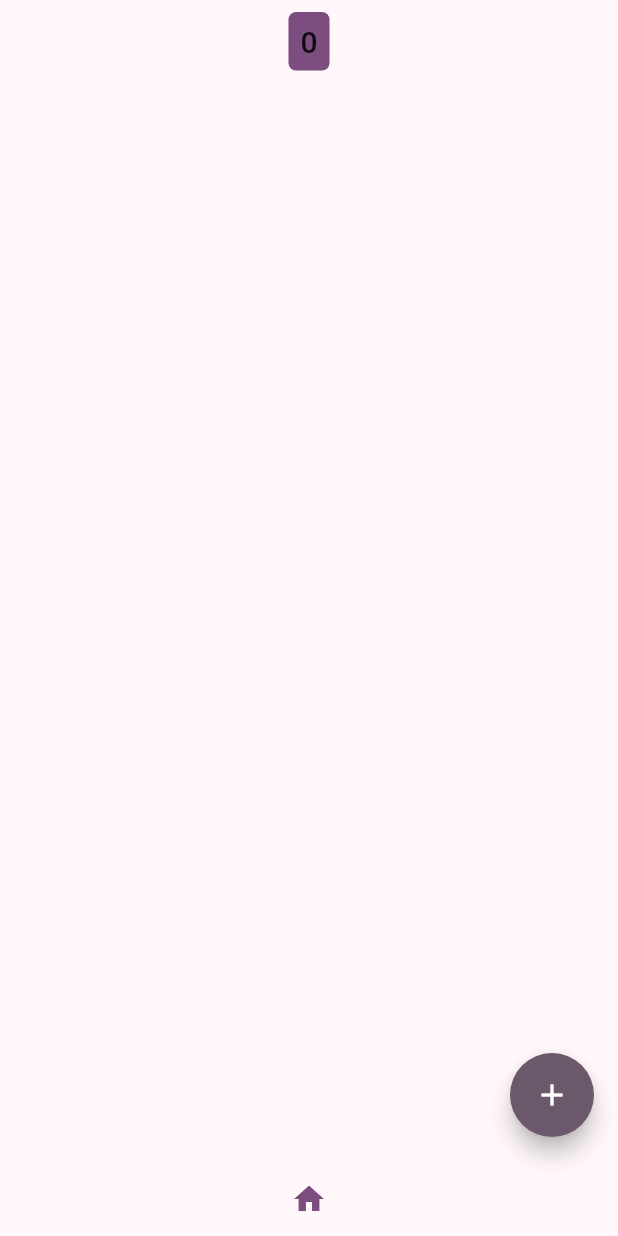
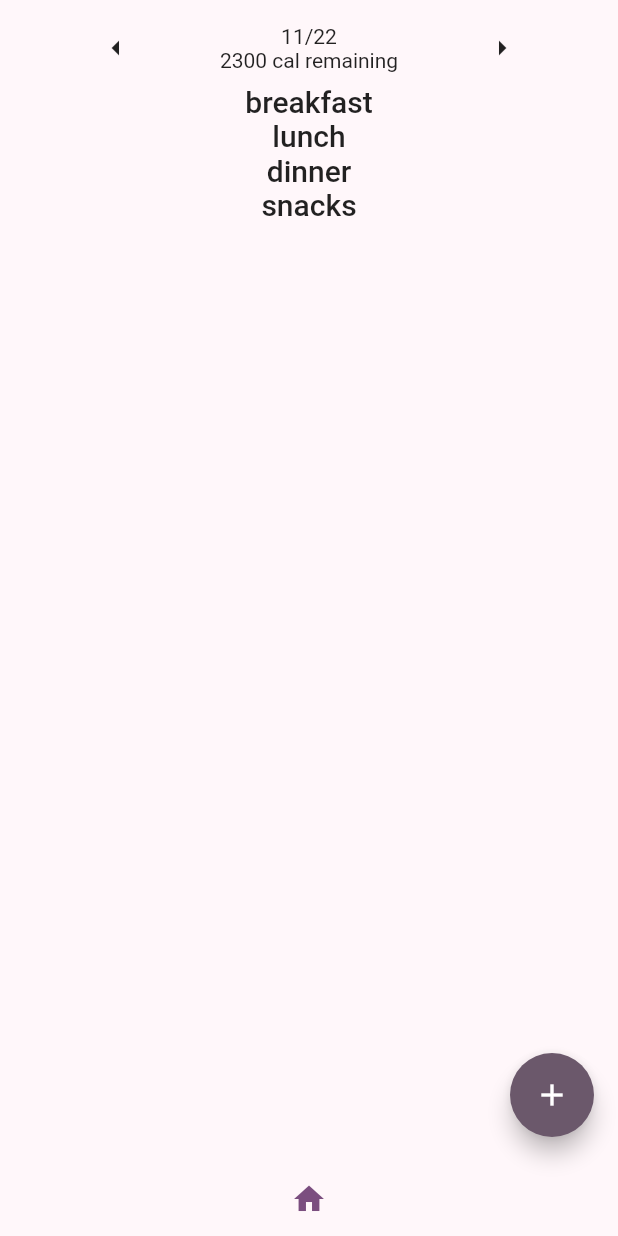
Before and after one commit to apfox500/Perfect-Plate, a Flutter app: the screen it shows after launch, on a phone screen of 412 x 824 dp. Run offline on Flutter 3.47's test engine with Material 2 defaults, Android fonts, the phone set to English and light mode, and no system bars; our stand-ins replace page_transition.

Commit message:
library 11/22

```diff
--- a/perfect_plate/lib/food.dart
+++ b/perfect_plate/lib/food.dart
@@ -58,6 +58,7 @@ class Food {
         "Calories: ${nutritionInfo["Energy"].toString()}\n Protein: ${nutritionInfo["Protein"].toString()}\n Carbs: ${nutritionInfo["Carbohydrate"].toString()}\n Fat: ${nutritionInfo["Total lipid (fat)"].toString()}";
     return ret;
   }
+
   //TODO create a toString
   //multiple versions, total, nutrition overview(simple4 but nice), and serving size based
 }
--- a/perfect_plate/lib/global.dart
+++ b/perfect_plate/lib/global.dart
@@ -1,18 +1,23 @@
+import 'main.dart';
+
 class Global {
   //Where global variables are housed
   //Flutter best practice is to not have actual global variables bc then hacking is easier
   //so we will follow this here
-  int calories;
+  //int calories;
   //TODO: make calories look like below
-  //Map<DateTime, List<List<dynamic>>> calories;//Date and time it was eaten:[[calories eaten, calorie goal],["name of food", calories, grams of protein, grams of carbs, grams of fat]...]
+  late String currentDate;
+  Map<String, List<dynamic>> calories =
+      {}; //Date :[calories eaten, calorie goal {"name of food":  [calories, grams of protein, grams of carbs, grams of fat]...]
   //Some helpful things for dealing with nulls and null checks(happens with maps a lot)
   //When you call mapName[some key], it may return null, so you attach a "!" to the end of it, telling the computer you know it exists
-  //IF you don't know or it could be null, then do mapName[some key]?? other value to plug in
+  //If you don't know or it could be null, then do mapName[some key]?? other value to plug in
   //remember, command + . is your best friend(half of the time you see squiggles)
-  Global({this.calories = 0}) {
+  Global() {
     //I will handle the syncing with the user
     //for now just throw some starter values into here until I get the database up and running
 
     //calories = {DateTime.now():[[200, 2200],["food1", 200, 12, 5, 6]]}
+    currentDate = DateTime.now().toFormattedString();
   }
 }
--- a/perfect_plate/lib/home.dart
+++ b/perfect_plate/lib/home.dart
@@ -11,36 +11,11 @@ class HomePage extends StatefulWidget {
 }
 
 class _HomePageState extends State<HomePage> {
-  List<List<dynamic>> foods = [];
-
-  List<Widget> foodsForDay(DateTime date) {
-    //I moved this up here so you can put things on the bottom
-    //TODO: Separate into chunks by Meal(brekfast, lunch, dinner, snacks)
-    List<Widget> widgets = [];
-    for (int i = 0; i < foods.length; i++) {
-      widgets.add(
-        Card(
-          child: Row(
-            mainAxisAlignment: MainAxisAlignment.spaceBetween,
-            children: [
-              Text(
-                foods[i][0].toString(),
-              ),
-              Text(
-                foods[i][1].toString(),
-              ),
-            ],
-          ),
-        ),
-      );
-    }
-    return widgets;
-  }
-
   @override
   Widget build(BuildContext context) {
     Global global = widget.global;
-
+    //meal:[[food1 name, food1 calories], [food2 name, food2 calories]]
+    Map<String, List<dynamic>> meals = global.calories[global.currentDate]![2] as Map<String, List<dynamic>>;
     return Scaffold(
       resizeToAvoidBottomInset: false,
       bottomNavigationBar: FooterButtons(global, page: "Home"),
@@ -50,26 +25,60 @@ class _HomePageState extends State<HomePage> {
           child: Column(
             mainAxisAlignment: MainAxisAlignment.start,
             children: <Widget>[
-                  //TODO: put the date somewhere on the screen(top, bottom, whereever you think is best)
-                  //TODO: throw this container into a row, with IconButton()s on either side(use MainAxis spaceBetween) to toggle between dates
-                  //Calorie display
-                  Container(
-                    decoration: BoxDecoration(
-                        color: Theme.of(context).colorScheme.primary,
-                        borderRadius: BorderRadius.circular(5)),
-                    child: Padding(
-                      padding: const EdgeInsets.all(8.0),
-                      child: Text(
-                        "${global.calories}",
-                        style: Theme.of(context).textTheme.headline6,
-                      ),
+              Row(
+                mainAxisAlignment: MainAxisAlignment.spaceEvenly,
+                children: [
+                  IconButton(
+                    onPressed: () {},
+                    icon: const Icon(
+                      Icons.arrow_left,
                     ),
                   ),
-                ] +
-                foodsForDay(DateTime.now()) + //list of things we've eaten
-                [
-                  //TODO: put the calories remaning here(or wherever else you think will work)
+                  Column(
+                    children: [
+                      Text(
+                        global.currentDate,
+                      ),
+                      Text(
+                          "${global.calories[global.currentDate]![1] - global.calories[global.currentDate]![0]} cal remaining")
+                    ],
+                  ),
+                  IconButton(
+                    onPressed: () {},
+                    icon: const Icon(
+                      Icons.arrow_right,
+                    ),
+                  ),
                 ],
+              ),
+              SizedBox(
+                height: MediaQuery.of(context).size.height * .7,
+                width: MediaQuery.of(context).size.width * .9,
+                child: ListView.builder(
+                    itemCount: meals.keys.length,
+                    itemBuilder: (context, index) {
+                      String mealName = meals.keys.toList()[index];
+                      return Column(
+                        children: <Widget>[
+                              Text(
+                                mealName,
+                                style: Theme.of(context).textTheme.headline6,
+                              ),
+                            ] +
+                            (meals[mealName]!).map((dynamic food) {
+                              //food is [food name, calories, carbs, fats, protien]
+                              return Row(
+                                mainAxisAlignment: MainAxisAlignment.spaceBetween,
+                                children: [
+                                  Text(food[0]),
+                                  Text(food[1].toString()),
+                                ],
+                              );
+                            }).toList(),
+                      );
+                    }),
+              ),
+            ],
           ),
         ),
       ),
@@ -82,12 +91,15 @@ class _HomePageState extends State<HomePage> {
               builder: (context) {
                 return SimpleDialog(
                   children: [
+                    //TODO add in meal selection(DropDownButton?)
                     TextField(
                       controller: nameController,
                       decoration: const InputDecoration(
-                          label: Text("Name of food"), hintText: "ex. carrots"),
+                        label: Text("Name of food"),
+                        hintText: "ex. carrots",
+                      ),
                       onSubmitted: (nameFood) {
-                        foods.add([nameFood, int.parse(calController.text)]);
+                        addFood(nameFood, int.parse(calController.text), meals, global);
                         Navigator.pop(context);
 
                         setState(() {});
@@ -96,14 +108,16 @@ class _HomePageState extends State<HomePage> {
                     TextField(
                         controller: calController,
                         decoration: const InputDecoration(
-                            label: Text("Number of calories"),
-                            hintText: "ex. 70"),
+                          label: Text("Number of calories"),
+                          hintText: "ex. 70",
+                        ),
                         onSubmitted: (numCals) {
-                          foods.add([nameController.text, int.parse(numCals)]);
+                          addFood(nameController.text, int.parse(numCals), meals, global);
                           //global.calories += int.parse(numCals);
                           Navigator.pop(context);
                           setState(() {});
-                        })
+                        }),
+                    //TODO: add in the three macro nutrients(carbs, fats, and proteins)
                   ],
                 );
               });
@@ -113,3 +127,8 @@ class _HomePageState extends State<HomePage> {
     );
   }
 }
+
+void addFood(String name, int calories, Map<String, List<dynamic>> meals, Global global) {
+  meals["breakfast"]!.add([name, calories]);
+  global.calories[global.currentDate]![0] += calories;
+}
--- a/perfect_plate/lib/main.dart
+++ b/perfect_plate/lib/main.dart
@@ -17,6 +17,17 @@ class MyApp extends StatelessWidget {
   Widget build(BuildContext context) {
     //Instantiate global
     Global global = Global();
+
+    global.calories[DateTime.now().toFormattedString()] = [
+      0,
+      2300,
+      {
+        "breakfast": [],
+        "lunch": [],
+        "dinner": [],
+        "snacks": [],
+      }
+    ];
     //actually start app
     return MaterialApp(
       theme: ThemeData(
@@ -46,3 +57,9 @@ extension DateOnlyCompare on DateTime {
     return year == other.year && month == other.month && day == other.day;
   }
 }
+
+extension ToString on DateTime {
+  String toFormattedString() {
+    return "$month/$day"; //returns MM/DD
+  }
+}
```
